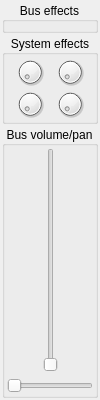
Qt form src/ZMS/instrumentcontrol.ui (wtrsltnk/zynaddsubfx) before a commit.
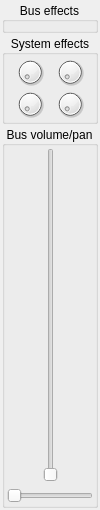
The same form after that commit.

Commit message: UI changes - added colors to buttons etc.. - added stub for pianoroll panel. this will be usable when you double-click a clip

What changed in the file:
```diff
--- a/src/ZMS/instrumentcontrol.ui
+++ b/src/ZMS/instrumentcontrol.ui
@@ -7,7 +7,7 @@
     <x>0</x>
     <y>0</y>
     <width>100</width>
-    <height>400</height>
+    <height>510</height>
    </rect>
   </property>
   <property name="minimumSize">
```
Left out of the diff: 2 changed lines with no effect on the pictures. The commit also changes 5 other files.
